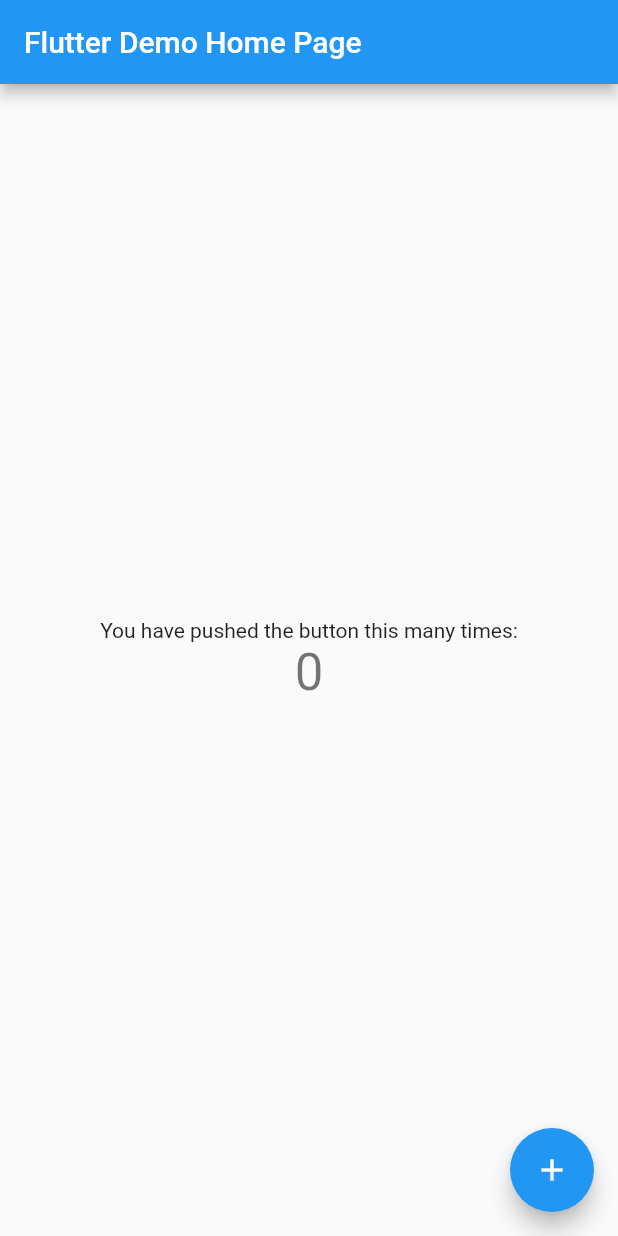
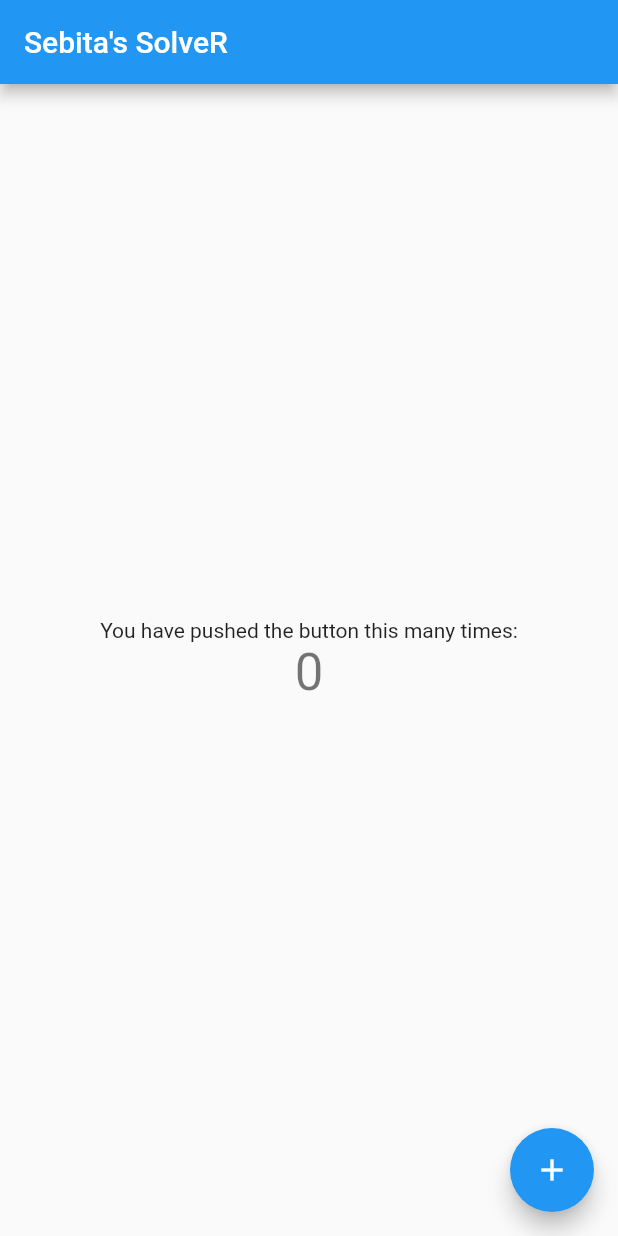
Before and after one commit to fgvilches/Projecto-solver, a Flutter app: the screen it shows after launch, on a phone screen of 412 x 824 dp. Run offline on Flutter 3.47's test engine with Material 2 defaults, Android fonts, the phone set to English and light mode, and no system bars.

Commit message:
changes
very important changes

```diff
--- a/src/lib/main.dart
+++ b/src/lib/main.dart
@@ -4,38 +4,19 @@ void main() => runApp(MyApp());
 
 class MyApp extends StatelessWidget {
   // This widget is the root of your application.
-  @override
   Widget build(BuildContext context) {
     return MaterialApp(
-      title: 'Flutter Demo',
+      title: 'Sebita\'s Solver',
       theme: ThemeData(
-        // This is the theme of your application.
-        //
-        // Try running your application with "flutter run". You'll see the
-        // application has a blue toolbar. Then, without quitting the app, try
-        // changing the primarySwatch below to Colors.green and then invoke
-        // "hot reload" (press "r" in the console where you ran "flutter run",
-        // or simply save your changes to "hot reload" in a Flutter IDE).
-        // Notice that the counter didn't reset back to zero; the application
-        // is not restarted.
         primarySwatch: Colors.blue,
       ),
-      home: MyHomePage(title: 'Flutter Demo Home Page'),
+      home: MyHomePage(title: 'Sebita\'s SolveR'),
     );
   }
 }
 
 class MyHomePage extends StatefulWidget {
   MyHomePage({Key key, this.title}) : super(key: key);
-
-  // This widget is the home page of your application. It is stateful, meaning
-  // that it has a State object (defined below) that contains fields that affect
-  // how it looks.
-
-  // This class is the configuration for the state. It holds the values (in this
-  // case the title) provided by the parent (in this case the App widget) and
-  // used by the build method of the State. Fields in a Widget subclass are
-  // always marked "final".
 
   final String title;
 
@@ -48,47 +29,23 @@ class _MyHomePageState extends State<MyHomePage> {
 
   void _incrementCounter() {
     setState(() {
-      // This call to setState tells the Flutter framework that something has
-      // changed in this State, which causes it to rerun the build method below
-      // so that the display can reflect the updated values. If we changed
-      // _counter without calling setState(), then the build method would not be
-      // called again, and so nothing would appear to happen.
+
       _counter++;
     });
   }
 
   @override
   Widget build(BuildContext context) {
-    // This method is rerun every time setState is called, for instance as done
-    // by the _incrementCounter method above.
-    //
-    // The Flutter framework has been optimized to make rerunning build methods
-    // fast, so that you can just rebuild anything that needs updating rather
-    // than having to individually change instances of widgets.
+
     return Scaffold(
       appBar: AppBar(
-        // Here we take the value from the MyHomePage object that was created by
-        // the App.build method, and use it to set our appbar title.
+
         title: Text(widget.title),
       ),
       body: Center(
-        // Center is a layout widget. It takes a single child and positions it
-        // in the middle of the parent.
+
         child: Column(
-          // Column is also a layout widget. It takes a list of children and
-          // arranges them vertically. By default, it sizes itself to fit its
-          // children horizontally, and tries to be as tall as its parent.
-          //
-          // Invoke "debug painting" (press "p" in the console, choose the
-          // "Toggle Debug Paint" action from the Flutter Inspector in Android
-          // Studio, or the "Toggle Debug Paint" command in Visual Studio Code)
-          // to see the wireframe for each widget.
-          //
-          // Column has various properties to control how it sizes itself and
-          // how it positions its children. Here we use mainAxisAlignment to
-          // center the children vertically; the main axis here is the vertical
-          // axis because Columns are vertical (the cross axis would be
-          // horizontal).
+
           mainAxisAlignment: MainAxisAlignment.center,
           children: <Widget>[
             Text(
```
Also changed, not shown: src/pubspec.yaml (+0 -51 lines).
